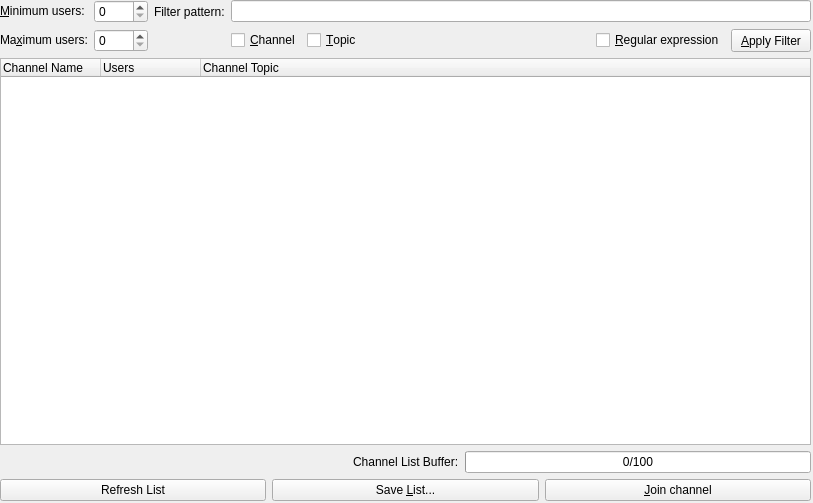
First picture: the form in src/irc/channellistpanelui.ui, repository KDE/konversation, before the edit.
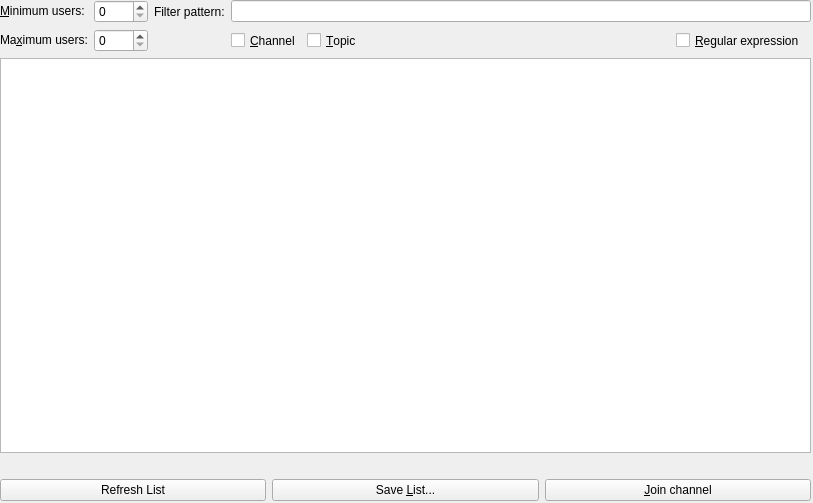
Second picture: the form after the edit. Custom widgets are drawn as their Qt base class.

Commit message: Connect up RPL_LISTEND to notify channellistpanel when it's at the end of the list.

Diff of the .ui file:
```diff
--- a/src/irc/channellistpanelui.ui
+++ b/src/irc/channellistpanelui.ui
@@ -87,56 +87,7 @@
       </property>
      </widget>
     </item>
-    <item row="1" column="2">
-     <widget class="QLabel" name="m_lblFilter">
-      <property name="sizePolicy">
-       <sizepolicy hsizetype="Fixed" vsizetype="Preferred">
-        <horstretch>0</horstretch>
-        <verstretch>0</verstretch>
-       </sizepolicy>
-      </property>
-      <property name="text">
-       <string>Filter pattern:</string>
-      </property>
-     </widget>
-    </item>
-    <item row="1" column="3" colspan="5">
-     <widget class="KLineEdit" name="m_filterLine">
-      <property name="contextMenuPolicy">
-       <enum>Qt::CustomContextMenu</enum>
-      </property>
-      <property name="whatsThis">
-       <string>Enter a filter string here.</string>
-      </property>
-     </widget>
-    </item>
-    <item row="2" column="3">
-     <widget class="QCheckBox" name="m_channelBox">
-      <property name="sizePolicy">
-       <sizepolicy hsizetype="Fixed" vsizetype="Fixed">
-        <horstretch>0</horstretch>
-        <verstretch>0</verstretch>
-       </sizepolicy>
-      </property>
-      <property name="text">
-       <string>&amp;Channel</string>
-      </property>
-     </widget>
-    </item>
-    <item row="2" column="4">
-     <widget class="QCheckBox" name="m_topicBox">
-      <property name="sizePolicy">
-       <sizepolicy hsizetype="Fixed" vsizetype="Fixed">
-        <horstretch>0</horstretch>
-        <verstretch>0</verstretch>
-       </sizepolicy>
-      </property>
-      <property name="text">
-       <string>&amp;Topic</string>
-      </property>
-     </widget>
-    </item>
-    <item row="14" column="0" colspan="8">
+    <item row="14" column="0" colspan="9">
      <layout class="QHBoxLayout" name="horizontalLayout_2">
       <item>
        <widget class="QPushButton" name="m_refreshListBtn">
@@ -164,71 +115,7 @@
       </item>
      </layout>
     </item>
-    <item row="5" column="0" colspan="8">
-     <widget class="QTreeWidget" name="m_channelListView">
-      <property name="contextMenuPolicy">
-       <enum>Qt::CustomContextMenu</enum>
-      </property>
-      <property name="whatsThis">
-       <string>The filtered list of channels is displayed here. Notice that if you do not use regular expressions, Konversation lists any channel whose name contains the filter string you entered. The channel name does not have to start with the string you entered.\n\nSelect a channel you want to join by clicking on it. Right click on the channel to get a list of all web addresses mentioned in the channel's topic.</string>
-      </property>
-      <property name="allColumnsShowFocus">
-       <bool>true</bool>
-      </property>
-      <attribute name="headerShowSortIndicator" stdset="0">
-       <bool>false</bool>
-      </attribute>
-      <column>
-       <property name="text">
-        <string>Channel Name</string>
-       </property>
-      </column>
-      <column>
-       <property name="text">
-        <string>Users</string>
-       </property>
-      </column>
-      <column>
-       <property name="text">
-        <string>Channel Topic</string>
-       </property>
-      </column>
-     </widget>
-    </item>
-    <item row="2" column="7">
-     <layout class="QHBoxLayout" name="horizontalLayout">
-      <item>
-       <widget class="QCheckBox" name="m_regexBox">
-        <property name="sizePolicy">
-         <sizepolicy hsizetype="Fixed" vsizetype="Fixed">
-          <horstretch>0</horstretch>
-          <verstretch>0</verstretch>
-         </sizepolicy>
-        </property>
-        <property name="text">
-         <string>&amp;Regular expression</string>
-        </property>
-       </widget>
-      </item>
-      <item>
-       <widget class="QPushButton" name="m_applyBtn">
-        <property name="sizePolicy">
-         <sizepolicy hsizetype="Fixed" vsizetype="Preferred">
-          <horstretch>0</horstretch>
-          <verstretch>0</verstretch>
-         </sizepolicy>
-        </property>
-        <property name="whatsThis">
-         <string>Click here to retrieve the list of channels from the server and apply the filter.</string>
-        </property>
-        <property name="text">
-         <string>&amp;Apply Filter</string>
-        </property>
-       </widget>
-      </item>
-     </layout>
-    </item>
-    <item row="13" column="0" colspan="8">
+    <item row="13" column="0" colspan="9">
      <layout class="QHBoxLayout" name="horizontalLayout_3">
       <item>
        <widget class="QLabel" name="m_statsLabel">
@@ -243,43 +130,102 @@
         </property>
        </widget>
       </item>
-      <item>
-       <widget class="QLabel" name="m_bufferLbl">
-        <property name="sizePolicy">
-         <sizepolicy hsizetype="Fixed" vsizetype="Preferred">
-          <horstretch>0</horstretch>
-          <verstretch>0</verstretch>
-         </sizepolicy>
-        </property>
-        <property name="text">
-         <string>Channel List Buffer:</string>
-        </property>
-        <property name="buddy">
-         <cstring>m_buffer</cstring>
-        </property>
-       </widget>
-      </item>
-      <item>
-       <widget class="QProgressBar" name="m_buffer">
-        <property name="enabled">
-         <bool>true</bool>
-        </property>
-        <property name="sizePolicy">
-         <sizepolicy hsizetype="Preferred" vsizetype="Fixed">
-          <horstretch>0</horstretch>
-          <verstretch>0</verstretch>
-         </sizepolicy>
-        </property>
-        <property name="value">
-         <number>0</number>
-        </property>
-        <property name="format">
-         <string>%v/%m</string>
-        </property>
-       </widget>
-      </item>
      </layout>
     </item>
+    <item row="5" column="0" colspan="9">
+     <widget class="QTreeView" name="m_channelListView">
+      <property name="contextMenuPolicy">
+       <enum>Qt::CustomContextMenu</enum>
+      </property>
+      <property name="whatsThis">
+       <string>The filtered list of channels is displayed here. Notice that if you do not use regular expressions, Konversation lists any channel whose name contains the filter string you entered. The channel name does not have to start with the string you entered.\n\nSelect a channel you want to join by clicking on it. Right click on the channel to get a list of all web addresses mentioned in the channel's topic.</string>
+      </property>
+      <property name="sortingEnabled">
+       <bool>true</bool>
+      </property>
+      <property name="allColumnsShowFocus">
+       <bool>true</bool>
+      </property>
+     </widget>
+    </item>
+    <item row="2" column="3">
+     <widget class="QCheckBox" name="m_channelBox">
+      <property name="sizePolicy">
+       <sizepolicy hsizetype="Fixed" vsizetype="Preferred">
+        <horstretch>0</horstretch>
+        <verstretch>0</verstretch>
+       </sizepolicy>
+      </property>
+      <property name="text">
+       <string>&amp;Channel</string>
+      </property>
+     </widget>
+    </item>
+    <item row="2" column="4">
+     <widget class="QCheckBox" name="m_topicBox">
+      <property name="sizePolicy">
+       <sizepolicy hsizetype="Fixed" vsizetype="Preferred">
+        <horstretch>0</horstretch>
+        <verstretch>0</verstretch>
+       </sizepolicy>
+      </property>
+      <property name="text">
+       <string>&amp;Topic</string>
+      </property>
+     </widget>
+    </item>
+    <item row="1" column="2">
+     <widget class="QLabel" name="m_lblFilter">
+      <property name="sizePolicy">
+       <sizepolicy hsizetype="Fixed" vsizetype="Preferred">
+        <horstretch>0</horstretch>
+        <verstretch>0</verstretch>
+       </sizepolicy>
+      </property>
+      <property name="text">
+       <string>Filter pattern:</string>
+      </property>
+     </widget>
+    </item>
+    <item row="1" column="3" colspan="6">
+     <widget class="KLineEdit" name="m_filterLine">
+      <property name="contextMenuPolicy">
+       <enum>Qt::CustomContextMenu</enum>
+      </property>
+      <property name="whatsThis">
+       <string>Enter a filter string here.</string>
+      </property>
+      <property name="showClearButton" stdset="0">
+       <bool>true</bool>
+      </property>
+     </widget>
+    </item>
+    <item row="2" column="6">
+     <spacer name="horizontalSpacer">
+      <property name="orientation">
+       <enum>Qt::Horizontal</enum>
+      </property>
+      <property name="sizeHint" stdset="0">
+       <size>
+        <width>40</width>
+        <height>20</height>
+       </size>
+      </property>
+     </spacer>
+    </item>
+    <item row="2" column="7">
+     <widget class="QCheckBox" name="m_regexBox">
+      <property name="sizePolicy">
+       <sizepolicy hsizetype="Fixed" vsizetype="Preferred">
+        <horstretch>0</horstretch>
+        <verstretch>0</verstretch>
+       </sizepolicy>
+      </property>
+      <property name="text">
+       <string>&amp;Regular expression</string>
+      </property>
+     </widget>
+    </item>
    </layout>
   </widget>
  </widget>
```
The commit also changes 6 other files.
